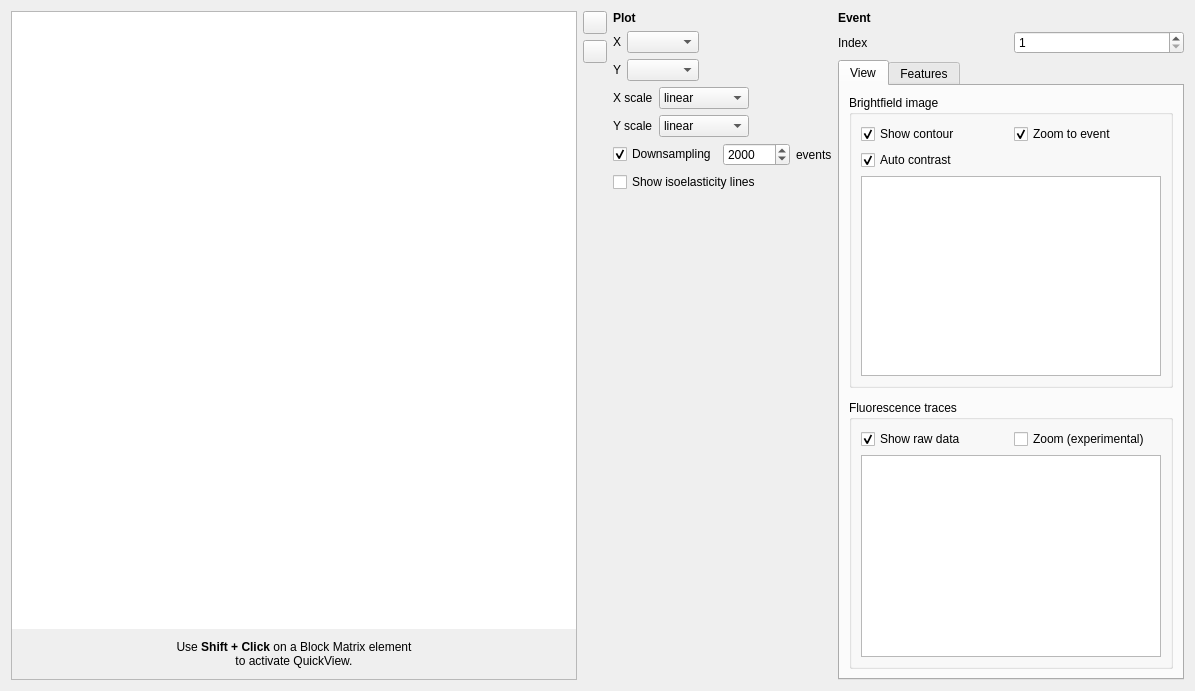
This is shapeout2/gui/quick_view.ui in ZELLMECHANIK-DRESDEN/ShapeOut2 as Qt 5 draws it before an edit. The edited form follows.
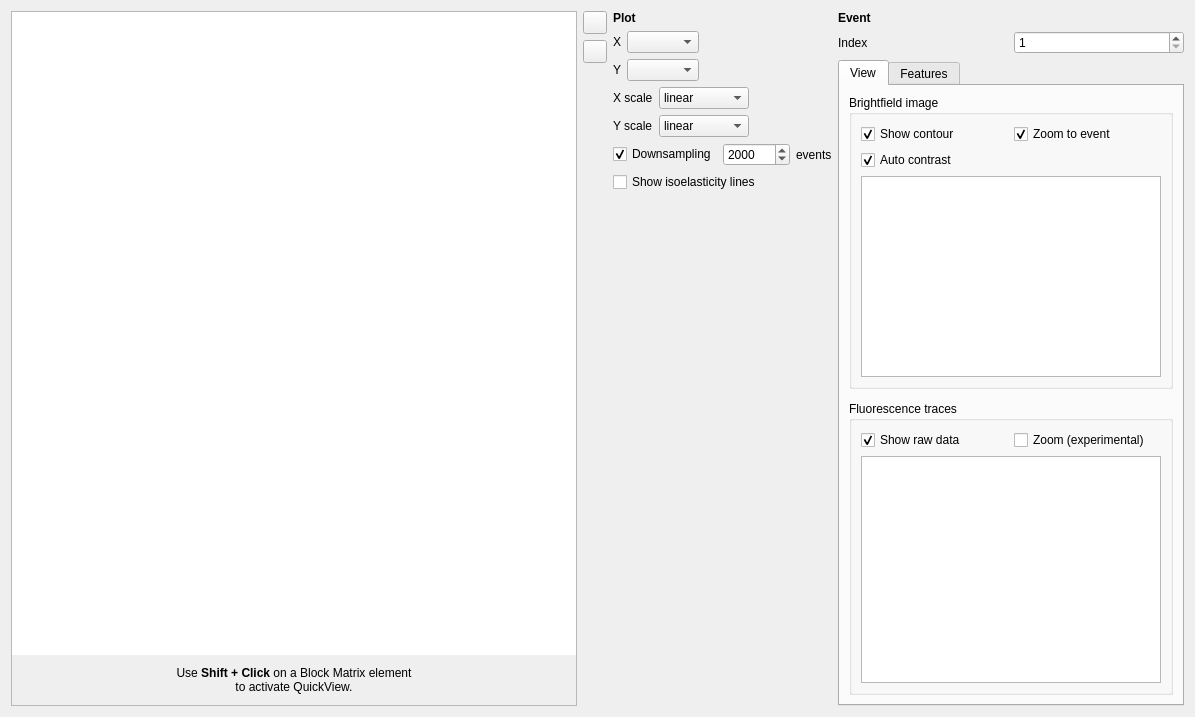
This is the edited form. Icons and pictures are not drawn. Custom widgets are drawn as their Qt base class.

Commit message: downsample spin ctl did not update plot

```diff
--- a/shapeout2/gui/quick_view.ui
+++ b/shapeout2/gui/quick_view.ui
@@ -7,7 +7,7 @@
     <x>0</x>
     <y>0</y>
     <width>1195</width>
-    <height>660</height>
+    <height>717</height>
    </rect>
   </property>
   <property name="windowTitle">
```
The commit also changes 2 other files.
